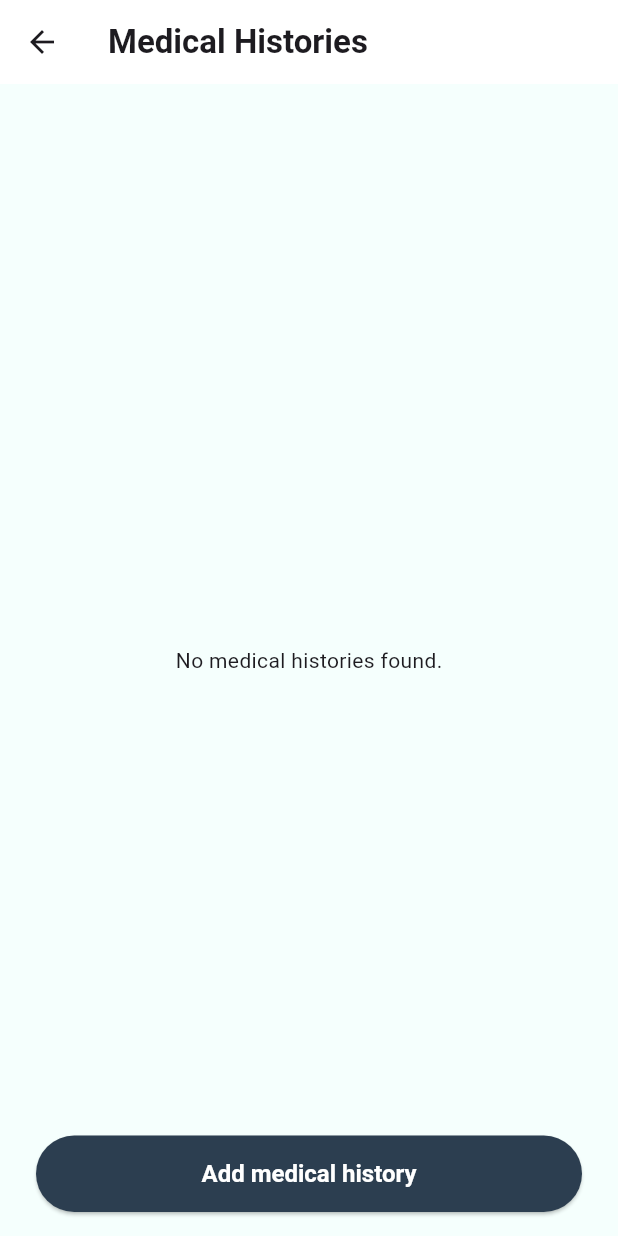
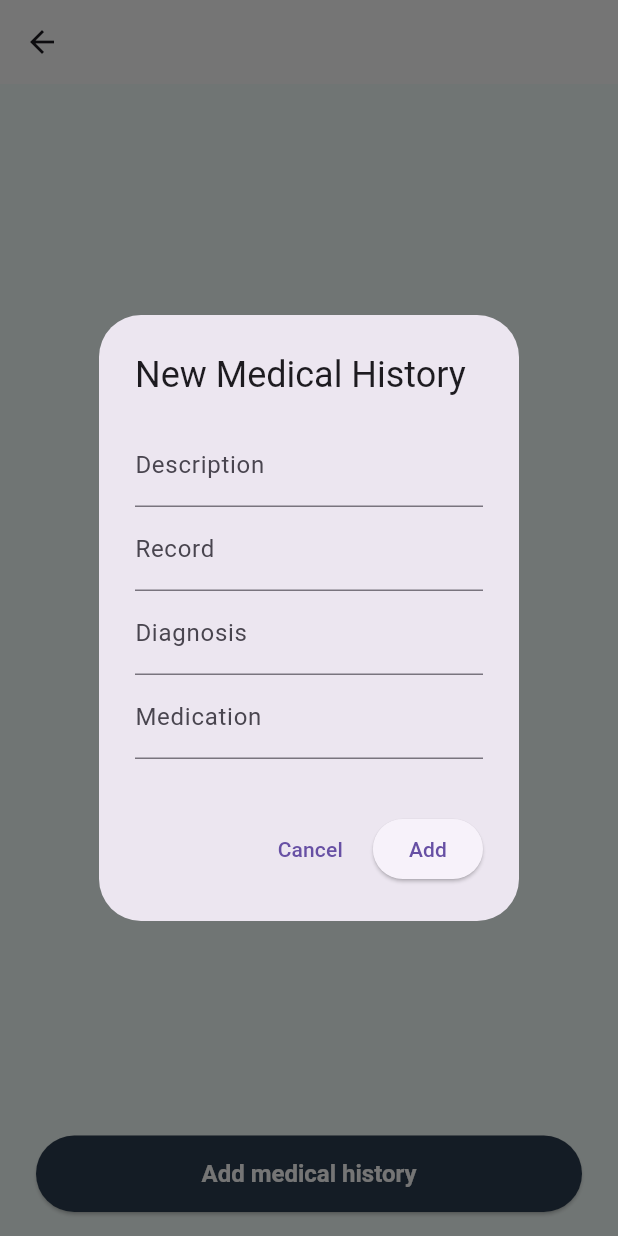
Before and after one commit to TF-AplicacionesMoviles/FlutterMobileApp, a Flutter app: the MedicalHistoriesView screen opened directly with empty values, after a tap on "Add medical history", on a phone screen of 412 x 824 dp. Run offline on Flutter 3.47's test engine with Material 3 defaults, Android fonts, the phone set to English and light mode, and no system bars; our stand-ins replace flutter_riverpod, shared_preferences; accounts and stored records are empty; network calls fail.

Commit message:
feat: post CRUD of medical histories

```diff
--- a/lib/main.dart
+++ b/lib/main.dart
@@ -1,8 +1,11 @@
 import 'package:flutter/material.dart';
 import 'package:flutter_riverpod/flutter_riverpod.dart';
 import 'navigation/dentify_app.dart';
+import 'package:intl/date_symbol_data_local.dart';
 
-void main() {
+void main() async{
+  WidgetsFlutterBinding.ensureInitialized();
+  await initializeDateFormatting('en_US', null);
   runApp(
     ProviderScope(child: DentifyApp()),
   );
--- a/lib/navigation/drawer_wrapper.dart
+++ b/lib/navigation/drawer_wrapper.dart
@@ -8,7 +8,9 @@ class DrawerWrapper extends StatelessWidget {
   @override
   Widget build(BuildContext context) {
     return Scaffold(
+      backgroundColor: const Color(0xFFF5FFFD),
       appBar: AppBar(
+        backgroundColor: Colors.white,
         title: const Text("Dentify App"),
 
       ),
@@ -36,9 +38,10 @@ class DrawerContent extends StatelessWidget {
       children: [
         const DrawerHeader(
           child: Row(
-            mainAxisAlignment: MainAxisAlignment.spaceBetween,
+            mainAxisAlignment: MainAxisAlignment.start,
             children: [
               Icon(Icons.account_circle, size: 40),
+              SizedBox(width: 16),
               Text('Dentify App', style: TextStyle(fontSize: 24)),
             ],
           ),
--- a/lib/patientAttention/patients/data/di/patients_module.dart
+++ b/lib/patientAttention/patients/data/di/patients_module.dart
@@ -6,6 +6,7 @@ import 'package:dentify_flutter/patientAttention/patients/data/repository/medica
 import 'package:dentify_flutter/patientAttention/patients/data/repository/patient_repository_impl.dart';
 import 'package:dentify_flutter/patientAttention/patients/domain/repository/medical_history_repository.dart';
 import 'package:dentify_flutter/patientAttention/patients/domain/repository/patient_repository.dart';
+import 'package:dentify_flutter/patientAttention/patients/domain/usecases/add_medical_history_use_case.dart';
 import 'package:dentify_flutter/patientAttention/patients/domain/usecases/add_patient_use_case.dart';
 import 'package:dentify_flutter/patientAttention/patients/domain/usecases/delete_patient_use_case.dart';
 import 'package:dentify_flutter/patientAttention/patients/domain/usecases/get_all_medical_histories_use_case.dart';
@@ -68,12 +69,17 @@ class PatientsModule {
     return GetAllMedicalHistoriesUseCase(provideMedicalHistoryRepository());
   }
 
+  static AddMedicalHistoryUseCase provideAddMedicalHistoryUseCase() {
+    return AddMedicalHistoryUseCase(provideMedicalHistoryRepository());
+  }
+
   static Widget provideMedicalHistoryModule() {
     return MultiProvider(
       providers: [
         Provider<MedicalHistoryService>(create: (_) => provideMedicalHistoryService()),
         Provider<MedicalHistoryRepository>(create: (_) => provideMedicalHistoryRepository()),
         Provider<GetAllMedicalHistoriesUseCase>(create: (_) => provideGetAllMedicalHistoriesUseCase()),
+        Provider<AddMedicalHistoryUseCase>(create: (_) => provideAddMedicalHistoryUseCase())
       ],
       child: const DentifyApp(),
     );
--- /dev/null
+++ b/lib/patientAttention/patients/data/remote/dto/add_medical_history_request.dart
@@ -0,0 +1,21 @@
+class AddMedicalHistoryRequest {
+  final String description;
+  final String record;
+  final String diagnosis;
+  final String medication;
+
+  const AddMedicalHistoryRequest({
+    required this.description,
+    required this.record,
+    required this.diagnosis,
+    required this.medication});
+
+  Map<String, dynamic> toJson() {
+    return {
+      'description': description,
+      'record': record,
+      'diagnosis': diagnosis,
+      'medication': medication,
+    };
+  }
+}
--- a/lib/patientAttention/patients/data/repository/medical_history_repository_impl.dart
+++ b/lib/patientAttention/patients/data/repository/medical_history_repository_impl.dart
@@ -1,3 +1,4 @@
+import 'package:dentify_flutter/patientAttention/patients/data/remote/dto/add_medical_history_request.dart';
 import 'package:dentify_flutter/patientAttention/patients/data/remote/services/medical_history_service.dart';
 import 'package:dentify_flutter/patientAttention/patients/domain/model/medical_history.dart';
 import 'package:dentify_flutter/patientAttention/patients/domain/repository/medical_history_repository.dart';
@@ -12,4 +13,9 @@ class MedicalHistoryRepositoryImpl implements MedicalHistoryRepository{
     final medicalHistoryResponses = await medicalHistoryService.getAllMedicalHistories(id);
     return medicalHistoryResponses.map((response) => response.toDomain()).toList();
   }
+
+  @override
+  Future<void> createMedicalHistory(AddMedicalHistoryRequest medicalHistory, int id) async {
+    await medicalHistoryService.createMedicalHistory(medicalHistory, id);
+  }
 }
--- a/lib/patientAttention/patients/domain/repository/medical_history_repository.dart
+++ b/lib/patientAttention/patients/domain/repository/medical_history_repository.dart
@@ -1,5 +1,7 @@
+import 'package:dentify_flutter/patientAttention/patients/data/remote/dto/add_medical_history_request.dart';
 import 'package:dentify_flutter/patientAttention/patients/domain/model/medical_history.dart';
 
 abstract class MedicalHistoryRepository {
   Future<List<MedicalHistory>> getMedicalHistories(int id);
+  Future<void> createMedicalHistory(AddMedicalHistoryRequest medicalHistory, int id);
 }
--- a/lib/patientAttention/patients/presentation/di/presentation_module.dart
+++ b/lib/patientAttention/patients/presentation/di/presentation_module.dart
@@ -1,6 +1,7 @@
 import 'package:dentify_flutter/patientAttention/patients/data/di/dependency_injection.dart';
 import 'package:dentify_flutter/patientAttention/patients/domain/model/medical_history.dart';
 import 'package:dentify_flutter/patientAttention/patients/domain/model/patient.dart';
+import 'package:dentify_flutter/patientAttention/patients/domain/usecases/add_medical_history_use_case.dart';
 import 'package:dentify_flutter/patientAttention/patients/domain/usecases/add_patient_use_case.dart';
 import 'package:dentify_flutter/patientAttention/patients/domain/usecases/delete_patient_use_case.dart';
 import 'package:dentify_flutter/patientAttention/patients/domain/usecases/get_all_medical_histories_use_case.dart';
@@ -60,6 +61,10 @@ final getAllMedicalHistoriesUseCaseProvider = Provider<GetAllMedicalHistoriesUse
   return GetAllMedicalHistoriesUseCase(ref.read(medicalHistoryRepositoryProvider));
 });
 
+final addMedicalHistoryUseCaseProvider = Provider<AddMedicalHistoryUseCase>((ref) {
+  return AddMedicalHistoryUseCase(ref.read(medicalHistoryRepositoryProvider));
+});
+
 final medicalHistoriesViewModelProvider = StateNotifierProvider.family<
   MedicalHistoryViewModel,
   List<MedicalHistory>,
@@ -67,6 +72,7 @@ final medicalHistoriesViewModelProvider = StateNotifierProvider.family<
 >((ref, id) {
   return MedicalHistoryViewModel(
     ref.read(getAllMedicalHistoriesUseCaseProvider),
+    ref.read(addMedicalHistoryUseCaseProvider),
     id,
   );
 });
--- a/lib/patientAttention/patients/presentation/view/medical_histories_view.dart
+++ b/lib/patientAttention/patients/presentation/view/medical_histories_view.dart
@@ -1,6 +1,8 @@
+import 'package:dentify_flutter/patientAttention/patients/data/remote/dto/add_medical_history_request.dart';
 import 'package:dentify_flutter/patientAttention/patients/domain/model/patient.dart';
 import 'package:dentify_flutter/patientAttention/patients/presentation/di/presentation_module.dart';
 import 'package:dentify_flutter/patientAttention/patients/presentation/widgets/medical_history_card.dart';
+import 'package:dentify_flutter/patientAttention/patients/presentation/widgets/medical_history_form.dart';
 import 'package:flutter/material.dart';
 import 'package:flutter_riverpod/flutter_riverpod.dart';
 
@@ -17,7 +19,7 @@ class MedicalHistoriesView extends ConsumerWidget{
       backgroundColor: const Color(0xFFF5FFFD),
       appBar: AppBar(
         backgroundColor: Colors.white,
-        title: const Text("Medical Histories",
+        title: Text("${patient.firstName} ${patient.lastName}",
       style: TextStyle(fontWeight: FontWeight.bold),)),
       body: Column(
         children: [
@@ -27,7 +29,7 @@ class MedicalHistoriesView extends ConsumerWidget{
               : medicalHistories.isEmpty
                   ? const Center(child: Text('No medical histories found.'))
               : ListView.builder(
-                padding: const EdgeInsets.all(12),
+                padding: const EdgeInsets.fromLTRB(12, 12, 12, 100),
                 itemCount: medicalHistories.length,
                 itemBuilder:(context, index) {
                   final medicalHistory = medicalHistories[index];
@@ -42,15 +44,18 @@ class MedicalHistoriesView extends ConsumerWidget{
           width: double.infinity,
           child: ElevatedButton(
             onPressed: () async {
-              // final newPatient = await showDialog<AddPatientRequest>(
-              //   context: context,
-              //   builder: (context) => const PatientForm(),
-              // );
-              // if (newPatient != null) {
-              //   await ref
-              //       .read(patientsViewModelProvider.notifier)
-              //       .addPatient(newPatient);
-              // }
+              final result = await showDialog<Map<String, dynamic>>(
+                context: context,
+                builder: (context) => MedicalHistoryForm(patient: patient),
+              );
+              if (result != null) {
+                final request = result['request'] as AddMedicalHistoryRequest;
+                final id = result['id'] as int;
+
+                await ref
+                    .read(medicalHistoriesViewModelProvider(id).notifier)
+                    .addMedicalHistory(request, id);
+              }
             },
             style: ElevatedButton.styleFrom(
               backgroundColor: const Color(0xFF2C3E50),
--- a/lib/patientAttention/patients/presentation/view/patients_view.dart
+++ b/lib/patientAttention/patients/presentation/view/patients_view.dart
@@ -16,6 +16,7 @@ class PatientsView extends ConsumerWidget {
       backgroundColor: const Color(0xFFF5FFFD),
       appBar: AppBar(
         backgroundColor: const Color(0xFFF5FFFD),
+        automaticallyImplyLeading: false,
         title: const Text("Patients",
       style: TextStyle(fontWeight: FontWeight.bold),)),
       body: Column(
@@ -46,7 +47,7 @@ class PatientsView extends ConsumerWidget {
           Expanded(
             child: patients.isEmpty ? const Center(child: CircularProgressIndicator())
               : ListView.builder(
-                padding: const EdgeInsets.all(12),
+                padding: const EdgeInsets.fromLTRB(12, 12, 12, 100),
                 itemCount: patients.length,
                 itemBuilder:(context, index) {
                   final patient = patients[index];
--- a/lib/patientAttention/patients/presentation/viewmodel/patient_view_model.dart
+++ b/lib/patientAttention/patients/presentation/viewmodel/patient_view_model.dart
@@ -34,7 +34,6 @@ class PatientViewModel extends StateNotifier<List<Patient>> {
   }
 
   Future<void> addPatient(AddPatientRequest newPatient) async {
-    // Llamar usecase correspondiente
     try {
       await addPatientUseCase(newPatient);
       await getAllPatients(); // recargar
--- a/lib/patientAttention/patients/presentation/widgets/medical_history_card.dart
+++ b/lib/patientAttention/patients/presentation/widgets/medical_history_card.dart
@@ -1,6 +1,7 @@
 import 'package:dentify_flutter/patientAttention/patients/domain/model/medical_history.dart';
 import 'package:flutter/material.dart';
 import 'package:flutter_riverpod/flutter_riverpod.dart';
+import 'package:intl/intl.dart';
 
 class MedicalHistoryCard extends ConsumerWidget{
   const MedicalHistoryCard({super.key, required this.medicalHistory});
@@ -8,6 +9,9 @@ class MedicalHistoryCard extends ConsumerWidget{
 
   @override
   Widget build(BuildContext context, WidgetRef ref) {
+    final date = DateTime.parse(medicalHistory.createdAt);
+    final formatted = DateFormat("MMMM d, y", 'en_US').format(date);
+
     return Card(
       color: Colors.white,
       elevation: 4,
@@ -40,7 +44,7 @@ class MedicalHistoryCard extends ConsumerWidget{
                       crossAxisAlignment: CrossAxisAlignment.start,
                       children: [
                         Text(
-                          'Medical History ${medicalHistory.id}',
+                          '${formatted}',
                           style: const TextStyle(
                             fontWeight: FontWeight.bold,
                             fontSize: 18,
--- /dev/null
+++ b/lib/patientAttention/patients/presentation/widgets/medical_history_form.dart
@@ -0,0 +1,84 @@
+import 'package:dentify_flutter/patientAttention/patients/data/remote/dto/add_medical_history_request.dart';
+import 'package:dentify_flutter/patientAttention/patients/domain/model/patient.dart';
+import 'package:flutter/material.dart';
+import 'package:flutter_riverpod/flutter_riverpod.dart';
+
+class MedicalHistoryForm extends ConsumerStatefulWidget {
+  const MedicalHistoryForm({super.key, required this.patient});
+  final Patient patient;
+
+  @override
+  ConsumerState<MedicalHistoryForm> createState() => _MedicalHistoryFormState();
+
+}
+
+class _MedicalHistoryFormState extends ConsumerState<MedicalHistoryForm> {
+  final _formKey = GlobalKey<FormState>();
+
+  String description = "";
+  String record = "";
+  String diagnosis = "";
+  String medication = "";
+
+  @override
+  Widget build(BuildContext context) {
+    return AlertDialog(
+      title: const Text("New Medical History"),
+      content: Form(
+        key: _formKey,
+        child: SingleChildScrollView(
+          child: Column(
+            mainAxisSize: MainAxisSize.min,
+            children: [
+              TextFormField(
+                decoration: const InputDecoration(labelText: "Description"),
+                onChanged: (value) => description = value,
+                validator: (v) => v == null || v.isEmpty ? "required" : null,
+              ),
+              TextFormField(
+                decoration: const InputDecoration(labelText: "Record"),
+                onChanged: (value) => record = value,
+                validator: (v) => v == null || v.isEmpty ? "required" : null,
+              ),
+              TextFormField(
+                decoration: const InputDecoration(labelText: "Diagnosis"),
+                onChanged: (value) => diagnosis = value,
+                validator: (v) => v == null || v.isEmpty ? "required" : null,
+              ),
+              TextFormField(
+                decoration: const InputDecoration(labelText: "Medication"),
+                onChanged: (value) => medication = value,
+                validator: (v) => v == null || v.isEmpty ? "required" : null,
+              ),
+              const SizedBox(height: 12),
+            ],
+          ),
+        ),
+      ),
+      actions: [
+        TextButton(
+          onPressed: () => Navigator.pop(context),
+          child: const Text("Cancel"),
+        ),
+        ElevatedButton(
+          onPressed: () {
+            if (_formKey.currentState!.validate()) {
+              final request = AddMedicalHistoryRequest(
+                description: description,
+                record: record,
+                diagnosis: diagnosis,
+                medication: medication,
+              );
+              // Navigator.pop(context, request, patient.id);
+              Navigator.pop(context, {
+                'request': request,
+                'id': widget.patient.id,
+              });
+            }
+          },
+          child: const Text("Add"),
+        ),
+      ],
+    );
+  }
+}
--- a/lib/patientAttention/patients/presentation/widgets/patient_card.dart
+++ b/lib/patientAttention/patients/presentation/widgets/patient_card.dart
@@ -103,7 +103,7 @@ class PatientCard extends ConsumerWidget {
                           builder: (_) => MedicalHistoriesView(patient: patient),
                         ));
                     },
-                    child: const Text('View History'),
+                    child: const Text('View Medical Histories'),
                   ),
                 ),
               ],
```
Also changed, not shown: lib/patientAttention/patients/data/remote/services/medical_history_service.dart (+19 -0 lines), lib/patientAttention/patients/domain/usecases/add_medical_history_use_case.dart (added, +12 -0 lines), lib/patientAttention/patients/presentation/viewmodel/medical_history_view_model.dart (+13 -0 lines), pubspec.yaml (+8 -17 lines), pubspec.lock.
